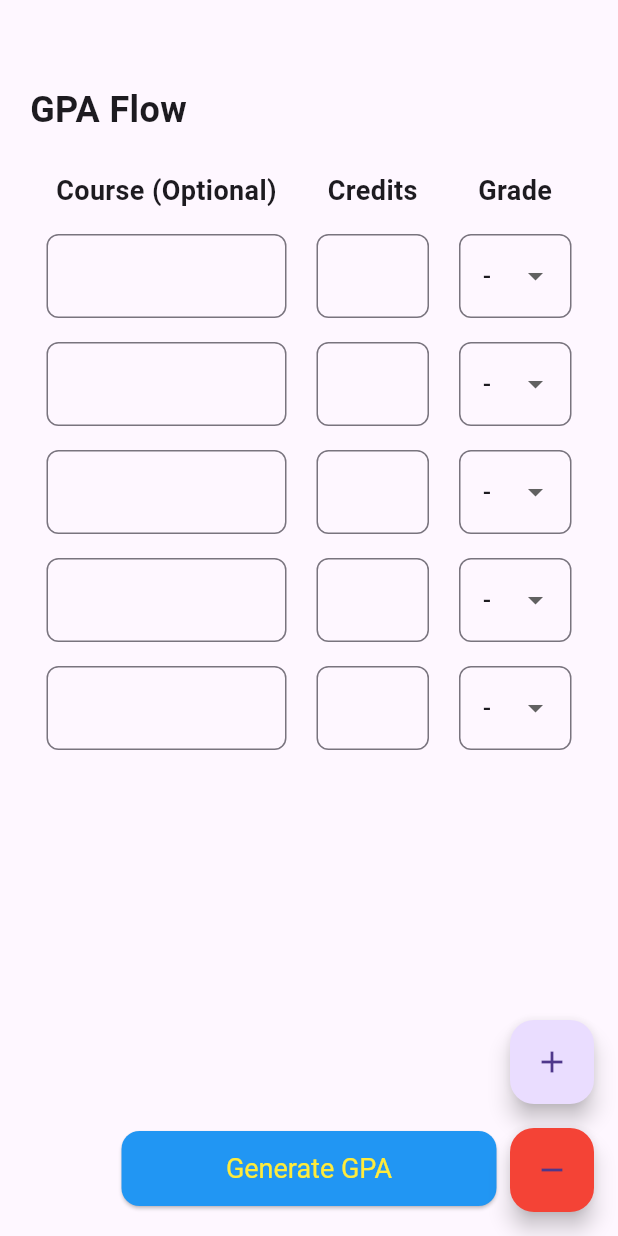
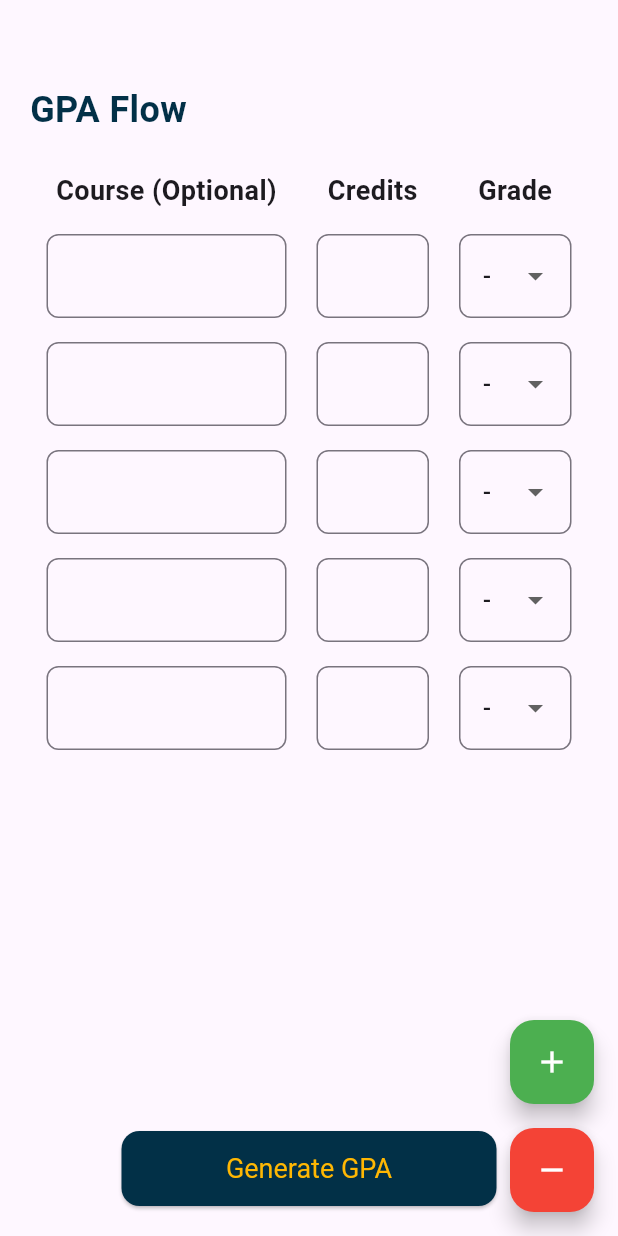
Before and after one commit to NavvAbhishek/GPA-Flow, a Flutter app: the screen it shows after launch, after a tap on the "remove" icon, on a phone screen of 412 x 824 dp. Run offline on Flutter 3.47's test engine with Material 3 defaults, Android fonts, the phone set to English and light mode, and no system bars; our stand-ins replace get.

Commit message:
update course_entry screen styles

```diff
--- a/lib/screens/course_entry.dart
+++ b/lib/screens/course_entry.dart
@@ -150,14 +150,14 @@ class _CourseEntryState extends State<CourseEntry> {
       },
       style: ElevatedButton.styleFrom(
         minimumSize: Size(250, 50),
-        backgroundColor: Colors.blue,
+        backgroundColor: Color(0xFF023047),
         textStyle: TextStyle(
           fontSize: 18,
         ),
         shape: RoundedRectangleBorder(
           borderRadius: BorderRadius.circular(12.0),
         ),
-        foregroundColor: Colors.yellow,
+        foregroundColor: Color(0xffFFB703),
       ),
       child: Text("Generate GPA"),
     );
@@ -222,12 +222,6 @@ class _CourseEntryState extends State<CourseEntry> {
       setState(() {
         _courseRows.removeLast();
       });
-      Get.snackbar(
-        "Course Row Removed",
-        "Removed one course entry row",
-        snackPosition: SnackPosition.BOTTOM,
-        duration: Duration(seconds: 1),
-      );
     } else {
       Get.snackbar(
         "Cannot Remove",
@@ -251,9 +245,9 @@ class _CourseEntryState extends State<CourseEntry> {
                 Text(
                   "GPA Flow",
                   style: TextStyle(
-                    fontWeight: FontWeight.bold,
-                    fontSize: 24.0,
-                  ),
+                      fontWeight: FontWeight.bold,
+                      fontSize: 24.0,
+                      color: Color(0xff023047)),
                 ),
               ],
             ),
@@ -299,6 +293,8 @@ class _CourseEntryState extends State<CourseEntry> {
             },
             tooltip: 'Add Course',
             heroTag: 'addCourse',
+            backgroundColor: Colors.green,
+            foregroundColor: Colors.white,
             child: Icon(Icons.add),
           ),
           SizedBox(height: 16), // Spacing between buttons
@@ -308,6 +304,7 @@ class _CourseEntryState extends State<CourseEntry> {
             tooltip: 'Remove Course',
             heroTag: 'removeCourse',
             backgroundColor: Colors.red,
+            foregroundColor: Colors.white,
             child: Icon(Icons.remove),
           ),
         ],
```
